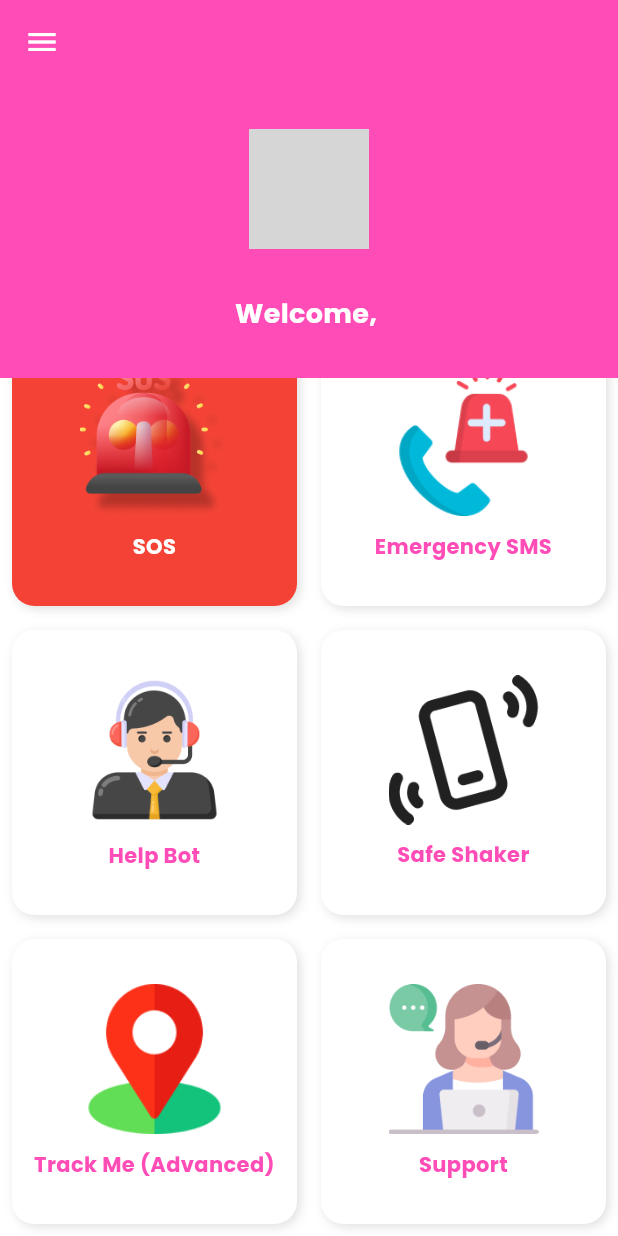
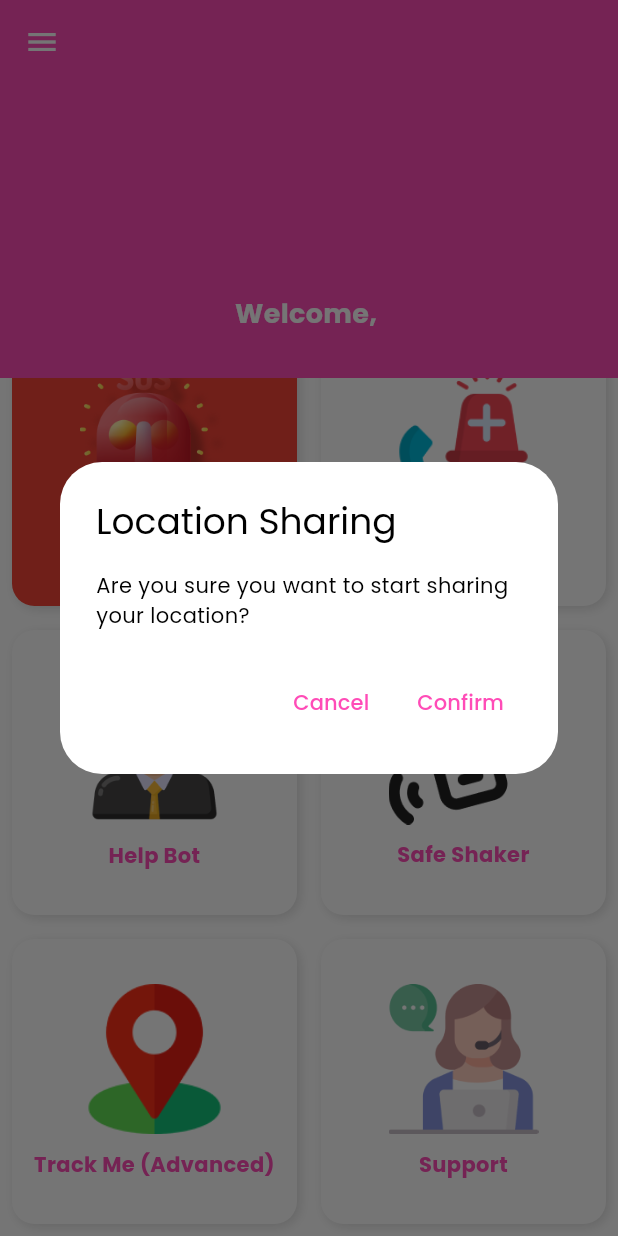
Before and after one commit to yumyum-web/ai_guardian, a Flutter app: the DashboardScreen screen opened directly, scrolled down 46 dp, after a tap on "Track Me (Advanced)", on a phone screen of 412 x 824 dp. Run offline on Flutter 3.47's test engine with Material 3 defaults, Android fonts, the phone set to English and light mode, and no system bars; our stand-ins replace cached_network_image, carousel_slider, cloud_firestore, firebase_auth, firebase_core, geolocator and 2 more; accounts and stored records are empty; network calls fail; grey boxes are pictures that could not be loaded.

Commit message:
feat: Implement real-time location sharing with Firebase
This commit introduces real-time location sharing functionality using Firebase Firestore, `geolocator` package, and a new `LocationService`. The changes include:

-   **Location Service:**
    -   Created `LocationService` in `lib/services/location_service.dart` to handle location-related operations.
    -   Added `checkPermission` to verify and request location permissions.
    - Added `getPermissionStatus` to verify location permissions.
    -   Implemented `startSharing` to periodically get the user's current location and store it in a Firestore collection named `locations`.
    -   Implemented `stopSharing` to halt the periodic location updates.
    -   Added `isSharingLocation` as a `Stream` to notify if the location is being shared.
    - The method `startSharing` throws an error if the user is not signed in or if the location permission is denied.
    - The data in the `locations` collection includes the latitude, longitude and the timestamp.
-   **Dashboard Screen:**
    -   Updated `DashboardScreen` in `lib/screens/dashboard_screen.dart` to integrate with the `LocationService`.
    - Added a boolean `_isSharingLocation` to keep track of the status.
    - Added a `initState` to subscribe to the stream of `isSharingLocation`.
    -   Modified the "Track Me (Advanced)" tile to:
        -   Toggle the location sharing by calling `startSharing` or `stopSharing`.
        -   Update its background color to green when sharing is active.
        - Update its text color to white when sharing is active.
        -   Added a confirmation dialog to confirm the action.
-   **Dependencies:**
    -   Added `geolocator` as a dependency in `pubspec.yaml` and `pubspec.lock`.
- **Firestore Locations:**
    - Firestore locations are set per product or per resource.
    - The locations can't be changed after it is configured.
    - Firestore data must be located close to users and services to reduce latency.

```diff
--- a/lib/screens/dashboard_screen.dart
+++ b/lib/screens/dashboard_screen.dart
@@ -1,5 +1,6 @@
 import 'package:ai_guardian/screens/login_screen.dart';
 import 'package:ai_guardian/services/auth_service.dart';
+import 'package:ai_guardian/services/location_service.dart';
 import 'package:cached_network_image/cached_network_image.dart';
 import 'package:firebase_auth/firebase_auth.dart';
 import 'package:flutter/material.dart';
@@ -11,6 +12,18 @@ class DashboardScreen extends StatefulWidget {
 
 class _DashboardScreenState extends State<DashboardScreen> {
   final AuthService _authService = AuthService();
+  final LocationService _locationService = LocationService();
+  bool _isSharingLocation = false;
+
+  @override
+  void initState() {
+    super.initState();
+    _locationService.isSharingLocation.listen((isSharing) {
+      setState(() {
+        _isSharingLocation = isSharing;
+      });
+    });
+  }
 
   @override
   Widget build(BuildContext context) {
@@ -117,7 +130,25 @@ class _DashboardScreenState extends State<DashboardScreen> {
                 _buildDashboardTile(
                   image: 'assets/images/dashboard_track_me.png',
                   label: "Track Me (Advanced)",
-                  onTap: () {},
+                  bgColor: _isSharingLocation ? Colors.green : null,
+                  textColor: _isSharingLocation ? Colors.white : null,
+                  onTap: () {
+                    _showConfirmation(
+                      "Location Sharing",
+                      "Are you sure you want to ${_isSharingLocation ? 'stop' : 'start'} sharing your location?",
+                      () {
+                        if (_isSharingLocation) {
+                          _locationService.stopSharing();
+                        } else {
+                          _locationService.startSharing(Duration(seconds: 5));
+                        }
+                        setState(() {
+                          _isSharingLocation = !_isSharingLocation;
+                        });
+                      },
+                      () {},
+                    );
+                  },
                 ),
                 _buildDashboardTile(
                   image: 'assets/images/dashboard_support.png',
@@ -129,6 +160,33 @@ class _DashboardScreenState extends State<DashboardScreen> {
           ),
         ],
       ),
+    );
+  }
+
+  Future<void> _showConfirmation(
+    String title,
+    String message,
+    VoidCallback onConfirm,
+    VoidCallback onCancel,
+  ) async {
+    return showDialog<void>(
+      context: context,
+      builder: (BuildContext context) {
+        return AlertDialog(
+          title: Text(title),
+          content: SingleChildScrollView(child: Text(message)),
+          actions: <Widget>[
+            TextButton(onPressed: () {
+              onCancel();
+              Navigator.of(context).pop();
+            }, child: const Text('Cancel')),
+            TextButton(onPressed: () {
+              onConfirm();
+              Navigator.of(context).pop();
+            }, child: const Text('Confirm')),
+          ],
+        );
+      },
     );
   }
 
--- /dev/null
+++ b/lib/services/location_service.dart
@@ -0,0 +1,55 @@
+import 'dart:async';
+import 'package:cloud_firestore/cloud_firestore.dart';
+import 'package:geolocator/geolocator.dart';
+import 'package:firebase_auth/firebase_auth.dart';
+
+class LocationService {
+  final FirebaseFirestore _firestore = FirebaseFirestore.instance;
+  final FirebaseAuth _auth = FirebaseAuth.instance;
+  Timer? _timer;
+  final StreamController<bool> _sharingController =
+      StreamController<bool>.broadcast();
+
+  Future<void> checkPermission() async {
+    LocationPermission permission = await Geolocator.checkPermission();
+    if (permission == LocationPermission.denied) {
+      permission = await Geolocator.requestPermission();
+    }
+    if (permission == LocationPermission.deniedForever) {
+      throw 'Location permission denied forever';
+    }
+  }
+
+  Future<LocationPermission> getPermissionStatus() async {
+    return await Geolocator.checkPermission();
+  }
+
+  Future<void> startSharing(Duration delay) async {
+    await checkPermission();
+    _timer?.cancel();
+    User? user = _auth.currentUser;
+    if (user == null) {
+      throw 'User not signed in';
+    }
+    _sharingController.add(true);
+    _timer = Timer.periodic(delay, (timer) async {
+      Position position = await Geolocator.getCurrentPosition();
+      String uid = user.uid;
+
+      await _firestore.collection('locations').doc(uid).set({
+        'timestamp': FieldValue.serverTimestamp(),
+        'longitude': position.longitude,
+        'latitude': position.latitude,
+      });
+    });
+  }
+
+  void stopSharing() {
+    _timer?.cancel();
+    _sharingController.add(false);
+  }
+
+  Stream<bool> get isSharingLocation {
+    return _sharingController.stream;
+  }
+}
--- a/pubspec.yaml
+++ b/pubspec.yaml
@@ -19,6 +19,7 @@ dependencies:
   cached_network_image: ^3.4.1
   cloud_firestore: ^5.6.5
   carousel_slider: ^5.0.0
+  geolocator: ^13.0.2
 
 dev_dependencies:
   flutter_test:
```
Also changed, not shown: pubspec.lock.
